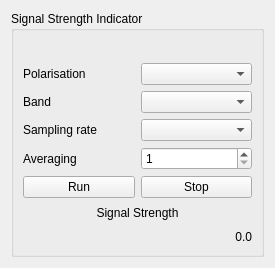
Old version of the form Scanners/Display_SSI.ui in the repository JosephEoff/Grote.
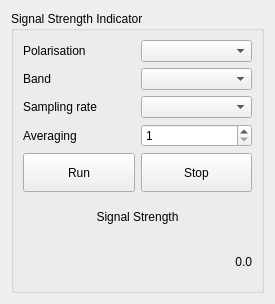
New version of the form. Custom widgets are drawn as their Qt base class.

Commit message: Scanner selector implemented

The edit to the form file:
```diff
--- a/Scanners/Display_SSI.ui
+++ b/Scanners/Display_SSI.ui
@@ -7,7 +7,7 @@
     <x>0</x>
     <y>0</y>
     <width>275</width>
-    <height>268</height>
+    <height>304</height>
    </rect>
   </property>
   <property name="sizePolicy">
@@ -18,8 +18,8 @@
   </property>
   <property name="minimumSize">
    <size>
-    <width>0</width>
-    <height>0</height>
+    <width>275</width>
+    <height>304</height>
    </size>
   </property>
   <property name="windowTitle">
@@ -38,43 +38,34 @@
       <string>Signal Strength Indicator</string>
      </property>
      <layout class="QGridLayout" name="gridLayout">
-      <item row="3" column="1">
-       <widget class="QComboBox" name="Band"/>
-      </item>
-      <item row="5" column="1">
-       <widget class="QSpinBox" name="spinBox">
-        <property name="minimum">
-         <number>1</number>
+      <item row="5" column="0">
+       <widget class="QPushButton" name="buttonRun">
+        <property name="sizePolicy">
+         <sizepolicy hsizetype="MinimumExpanding" vsizetype="MinimumExpanding">
+          <horstretch>0</horstretch>
+          <verstretch>0</verstretch>
+         </sizepolicy>
+        </property>
+        <property name="text">
+         <string>Run</string>
         </property>
        </widget>
       </item>
       <item row="3" column="0">
-       <widget class="QLabel" name="label_3">
+       <widget class="QLabel" name="label_5">
         <property name="text">
-         <string>Band</string>
+         <string>Sampling rate</string>
         </property>
        </widget>
       </item>
-      <item row="2" column="1">
-       <widget class="QComboBox" name="Polarisation"/>
-      </item>
-      <item row="0" column="0" colspan="2">
-       <widget class="DriverSelector" name="selector" native="true">
-        <property name="sizePolicy">
-         <sizepolicy hsizetype="MinimumExpanding" vsizetype="MinimumExpanding">
-          <horstretch>0</horstretch>
-          <verstretch>0</verstretch>
-         </sizepolicy>
+      <item row="4" column="0">
+       <widget class="QLabel" name="label_4">
+        <property name="text">
+         <string>Averaging</string>
         </property>
-        <property name="minimumSize">
-         <size>
-          <width>0</width>
-          <height>10</height>
-         </size>
-        </property>
        </widget>
       </item>
-      <item row="7" column="0" colspan="2">
+      <item row="6" column="0" colspan="2">
        <widget class="QLabel" name="label_2">
         <property name="sizePolicy">
          <sizepolicy hsizetype="MinimumExpanding" vsizetype="MinimumExpanding">
@@ -90,21 +81,14 @@
         </property>
        </widget>
       </item>
-      <item row="5" column="0">
-       <widget class="QLabel" name="label_4">
-        <property name="text">
-         <string>Averaging</string>
+      <item row="4" column="1">
+       <widget class="QSpinBox" name="spinBox_Averaging">
+        <property name="minimum">
+         <number>1</number>
         </property>
        </widget>
       </item>
-      <item row="2" column="0">
-       <widget class="QLabel" name="label">
-        <property name="text">
-         <string>Polarisation</string>
-        </property>
-       </widget>
-      </item>
-      <item row="6" column="1">
+      <item row="5" column="1">
        <widget class="QPushButton" name="buttonStop">
         <property name="sizePolicy">
          <sizepolicy hsizetype="MinimumExpanding" vsizetype="MinimumExpanding">
@@ -117,20 +101,20 @@
         </property>
        </widget>
       </item>
-      <item row="6" column="0">
-       <widget class="QPushButton" name="buttonRun">
-        <property name="sizePolicy">
-         <sizepolicy hsizetype="MinimumExpanding" vsizetype="MinimumExpanding">
-          <horstretch>0</horstretch>
-          <verstretch>0</verstretch>
-         </sizepolicy>
-        </property>
+      <item row="1" column="1">
+       <widget class="QComboBox" name="Polarisation"/>
+      </item>
+      <item row="3" column="1">
+       <widget class="QComboBox" name="SamplingRate"/>
+      </item>
+      <item row="2" column="0">
+       <widget class="QLabel" name="label_3">
         <property name="text">
-         <string>Run</string>
+         <string>Band</string>
         </property>
        </widget>
       </item>
-      <item row="8" column="0" colspan="2">
+      <item row="7" column="0" colspan="2">
        <widget class="QLabel" name="label_SSI">
         <property name="sizePolicy">
          <sizepolicy hsizetype="MinimumExpanding" vsizetype="MinimumExpanding">
@@ -146,29 +130,21 @@
         </property>
        </widget>
       </item>
-      <item row="4" column="0">
-       <widget class="QLabel" name="label_5">
+      <item row="2" column="1">
+       <widget class="QComboBox" name="Band"/>
+      </item>
+      <item row="1" column="0">
+       <widget class="QLabel" name="label">
         <property name="text">
-         <string>Sampling rate</string>
+         <string>Polarisation</string>
         </property>
        </widget>
       </item>
-      <item row="4" column="1">
-       <widget class="QComboBox" name="SamplingRate"/>
-      </item>
      </layout>
     </widget>
    </item>
   </layout>
  </widget>
- <customwidgets>
-  <customwidget>
-   <class>DriverSelector</class>
-   <extends>QWidget</extends>
-   <header>Drivers.DriverSelector</header>
-   <container>1</container>
-  </customwidget>
- </customwidgets>
  <resources/>
  <connections/>
 </ui>
```
The commit also changes 23 other files.
